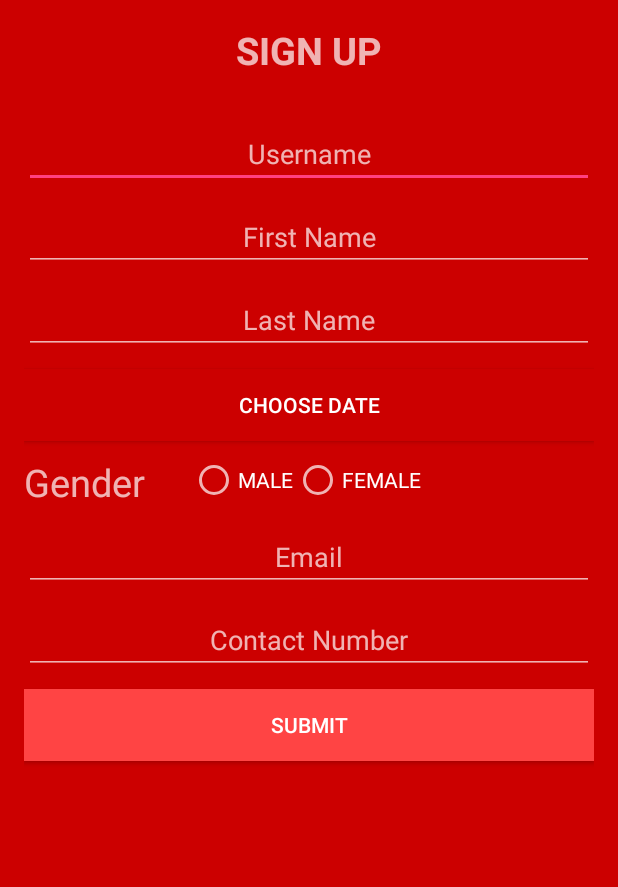
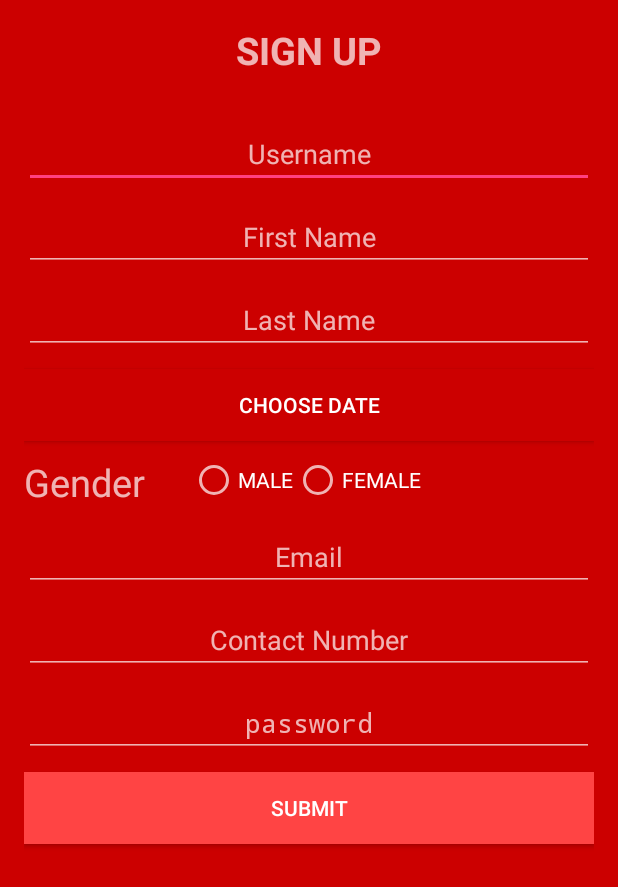
Before and after one commit to anupam412/LifeLine-app, an Android app: the signup_activity screen opened directly, with no data from a screen before it, after a tap on "SUBMIT", on a phone screen of 412 x 824 dp. Shown: the top 887 px of the screen. Run offline under Robolectric (Android 15) with nearby library versions, the phone set to English and light mode, and no system bars; libraries missing offline, so code that uses them is left out: com.hmkcode.android; 3 statements that could not run were skipped.

Commit message:
Password field updated

```diff
--- a/app/src/main/java/com/example/anupam/lifeline/signup_activity.java
+++ b/app/src/main/java/com/example/anupam/lifeline/signup_activity.java
@@ -38,6 +38,7 @@ public class signup_activity extends Activity implements View.OnClickListener {
     RadioGroup gender;
     EditText email;
     EditText contactno;
+    EditText password;
 
     Button submit;
 
@@ -48,6 +49,7 @@ public class signup_activity extends Activity implements View.OnClickListener {
     String genderS="other";
     String emailS;
     String contactnoS;
+    String passwordS;
     @Override
     protected void onCreate(Bundle savedInstanceState) {
         super.onCreate(savedInstanceState);
@@ -58,6 +60,7 @@ public class signup_activity extends Activity implements View.OnClickListener {
         lastname = (EditText)findViewById(R.id.last_name);
         email = (EditText)findViewById(R.id.email);
         contactno = (EditText)findViewById(R.id.contact_no);
+        password = (EditText)findViewById(R.id.password);
 
         choosedate = (Button)findViewById(R.id.date2);
 
@@ -100,6 +103,7 @@ public class signup_activity extends Activity implements View.OnClickListener {
                 lastNameS = lastname.getText().toString();
                 emailS = email.getText().toString();
                 contactnoS = contactno.getText().toString();
+                passwordS = password.getText().toString();
 
                 JSONObject jsonObject = new JSONObject();
                 HttpAsyncTask2 ss = null;
@@ -107,7 +111,7 @@ public class signup_activity extends Activity implements View.OnClickListener {
                 try {
                     Log.d("asa","first");
 
-                    ss = new HttpAsyncTask2(this,usernameS,firstNameS,lastNameS,dateofbirthS,genderS,emailS,contactnoS);
+                    ss = new HttpAsyncTask2(this,usernameS,firstNameS,lastNameS,dateofbirthS,genderS,emailS,contactnoS,passwordS);
                     ss.execute("http://172.16.178.74/lifeline/register.php");
                     // Thread.sleep(2000);
                     Log.d("asa","first");
@@ -150,11 +154,12 @@ class HttpAsyncTask2 extends AsyncTask<String, Void, String> {
     String gender;
     String email;
     String contactno;
+    String password;
 
     String result="";
     signup_activity context;
 
-    public HttpAsyncTask2(signup_activity context,String username, String firstname,String lastname,String dateofbirth,String gender,String email,String contactno) {
+    public HttpAsyncTask2(signup_activity context,String username, String firstname,String lastname,String dateofbirth,String gender,String email,String contactno,String password) {
         this.username = username;
         this.firstname = firstname;
         this.context = context;
@@ -163,6 +168,7 @@ class HttpAsyncTask2 extends AsyncTask<String, Void, String> {
         this.gender = gender;
         this.email  = email;
         this.contactno = contactno;
+        this.password = password;
     }
     ProgressDialog PD;
 
@@ -193,7 +199,7 @@ class HttpAsyncTask2 extends AsyncTask<String, Void, String> {
             jsonObject.accumulate("gender", gender);
             jsonObject.accumulate("email", email);
             jsonObject.accumulate("contactno", contactno);
-            jsonObject.accumulate("password", "fuckoff");
+            jsonObject.accumulate("password", password);
 
 
 
--- a/app/src/main/res/layout/activity_signup_activity.xml
+++ b/app/src/main/res/layout/activity_signup_activity.xml
@@ -27,7 +27,6 @@
         android:background="@android:color/holo_red_dark"
         android:id="@+id/white_line"
         />
-
     <EditText
         android:layout_width="match_parent"
         android:layout_height="wrap_content"
@@ -124,14 +123,26 @@
         android:hint="Contact Number"
         android:gravity="center"
         />
+    <EditText
+        android:layout_width="match_parent"
+        android:layout_height="wrap_content"
+        android:layout_below="@id/contact_no"
+
+        android:layout_marginTop="10dp"
+        android:id="@+id/password"
+        android:inputType="textPassword"
+        android:hint="password"
+        android:gravity="center"
+        />
 
     <Button
         android:id="@+id/submit_button_final"
         android:layout_width="match_parent"
         android:layout_height="wrap_content"
-        android:layout_below="@id/contact_no"
+        android:layout_below="@id/password"
 
         android:layout_marginTop="10dp"
         android:background="@android:color/holo_red_light"
         android:text="Submit" />
+
 </RelativeLayout>
```
